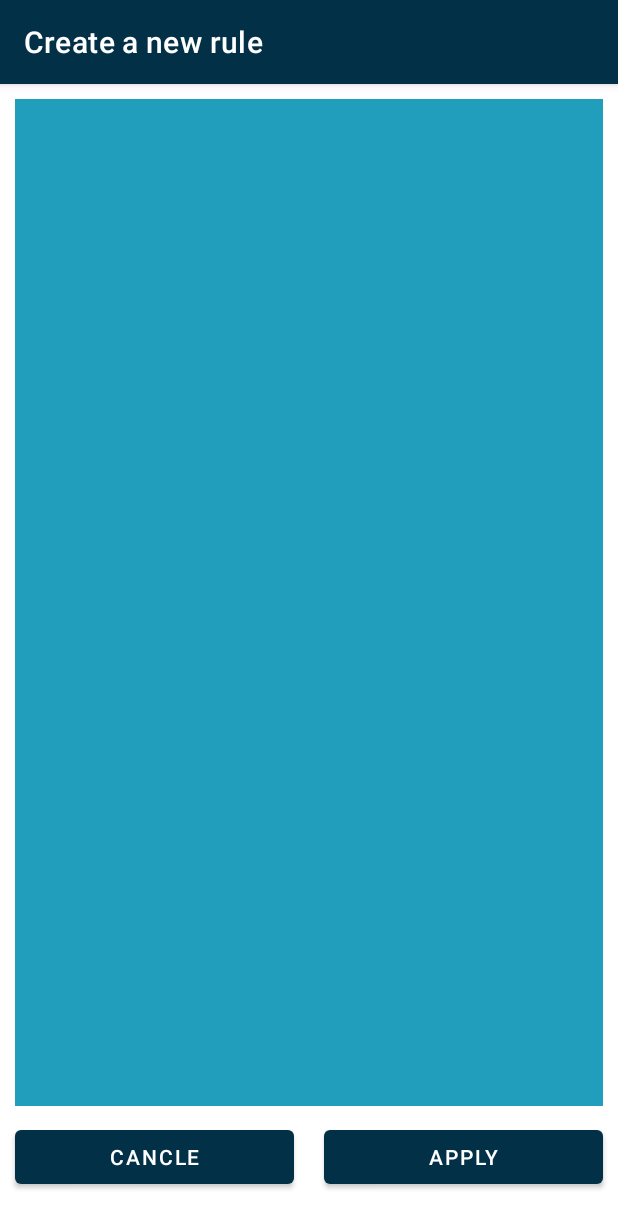
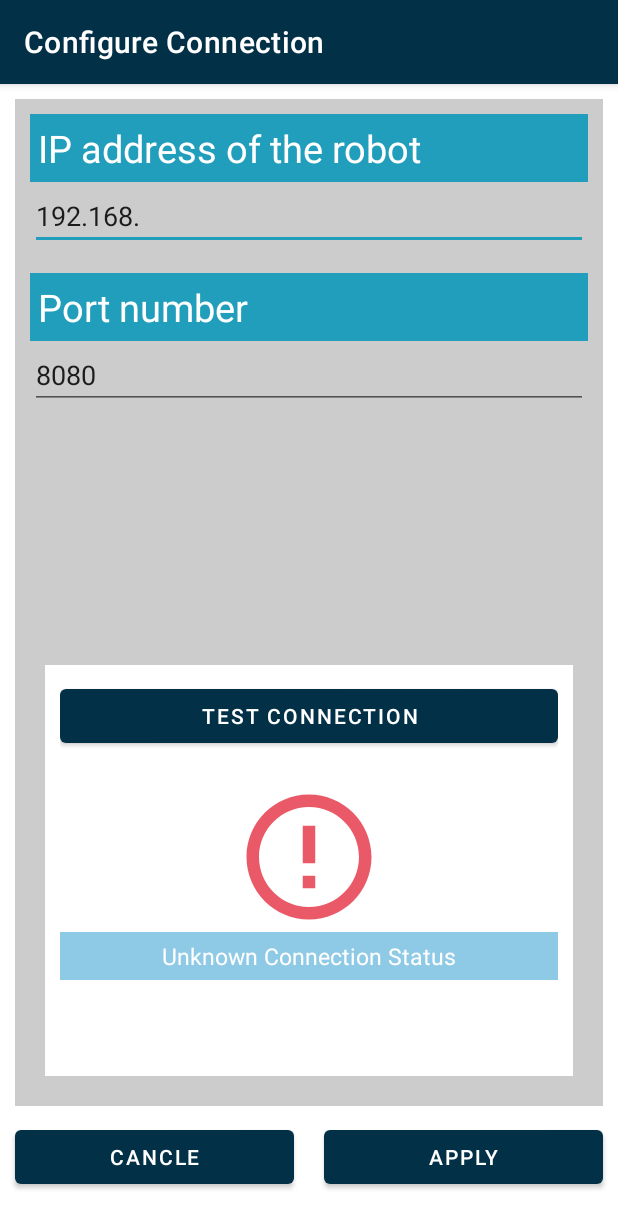
Before and after one commit to krisisurf/Hyperlapse-Robot, an Android app: the ConfigureConnectionActivity screen opened directly, with no data from a screen before it, on a phone screen of 412 x 824 dp. Shown: the top 1228 px of the screen. Run offline under Robolectric (Android 15) with nearby library versions, the phone set to English and light mode, and no system bars.

Commit message:
connection status design

```diff
--- a/frontend/Hyperlapse_Robot_Mobile_Controller/app/src/main/AndroidManifest.xml
+++ b/frontend/Hyperlapse_Robot_Mobile_Controller/app/src/main/AndroidManifest.xml
@@ -9,8 +9,9 @@
         android:roundIcon="@mipmap/ic_launcher_round"
         android:supportsRtl="true"
         android:theme="@style/Theme.Hyperlapse_Robot_Mobile_Controller">
+        <activity android:name=".ConfigureConnectionActivity"></activity>
         <activity
-            android:name=".MainActivity"
+            android:name=".activities.MainActivity"
             android:label="@string/title_activity_main"
             android:theme="@style/Theme.Hyperlapse_Robot_Mobile_Controller.NoActionBar">
             <intent-filter>
@@ -19,7 +20,7 @@
                 <category android:name="android.intent.category.LAUNCHER" />
             </intent-filter>
         </activity>
-        <activity android:name=".CreateRuleActivity" />
+        <activity android:name=".activities.CreateRuleActivity" />
     </application>
 
 </manifest>
--- a/frontend/Hyperlapse_Robot_Mobile_Controller/app/src/main/java/com/kristian/dimitrov/hyperlapse_robot_mobile_controller/CreateRuleActivity.java
+++ b/frontend/Hyperlapse_Robot_Mobile_Controller/app/src/main/java/com/kristian/dimitrov/hyperlapse_robot_mobile_controller/ConfigureConnectionActivity.java
@@ -1,19 +1,18 @@
 package com.kristian.dimitrov.hyperlapse_robot_mobile_controller;
 
 import androidx.appcompat.app.AppCompatActivity;
-import androidx.appcompat.widget.Toolbar;
 
 import android.os.Bundle;
 import android.view.View;
 import android.widget.Button;
 
-public class CreateRuleActivity extends AppCompatActivity {
+public class ConfigureConnectionActivity extends AppCompatActivity {
 
     @Override
     protected void onCreate(Bundle savedInstanceState) {
         super.onCreate(savedInstanceState);
-        setContentView(R.layout.activity_create_rule);
-        setTitle("Create a new rule");
+        setContentView(R.layout.activity_configure_connection);
+        setTitle("Configure Connection");
 
         Button buttonCancle = findViewById(R.id.btn_cancle);
         buttonCancle.setOnClickListener(this::cancleButton);
--- /dev/null
+++ b/frontend/Hyperlapse_Robot_Mobile_Controller/app/src/main/java/com/kristian/dimitrov/hyperlapse_robot_mobile_controller/activities/CreateRuleActivity.java
@@ -0,0 +1,57 @@
+package com.kristian.dimitrov.hyperlapse_robot_mobile_controller.activities;
+
+import androidx.appcompat.app.AppCompatActivity;
+import androidx.appcompat.widget.Toolbar;
+
+import android.os.Bundle;
+import android.util.Log;
+import android.view.View;
+import android.widget.Button;
+
+import com.kristian.dimitrov.hyperlapse_robot_mobile_controller.R;
+
+public class CreateRuleActivity extends AppCompatActivity {
+
+    private static final String TAG = "CreateRuleActivity";
+
+    @Override
+    protected void onCreate(Bundle savedInstanceState) {
+        super.onCreate(savedInstanceState);
+        setContentView(R.layout.activity_create_rule);
+        setTitle("Create a new rule");
+
+        Button buttonCancle = findViewById(R.id.btn_cancle);
+        buttonCancle.setOnClickListener(this::cancleButton);
+
+        Log.i(TAG, "onCreate");
+    }
+
+
+    @Override
+    protected void onStart(){
+        super.onStart();
+        Log.i(TAG, "onStart");
+    }
+
+    @Override
+    protected void onResume(){
+        super.onResume();
+        Log.i(TAG, "onResume");
+    }
+
+    @Override
+    protected void onPause(){
+        super.onPause();
+        Log.i(TAG, "onPause");
+    }
+
+    @Override
+    protected void onStop(){
+        super.onStop();
+        Log.i(TAG, "onStop");
+    }
+
+    private void cancleButton(View view) {
+        finish();
+    }
+}
--- a/frontend/Hyperlapse_Robot_Mobile_Controller/app/src/main/java/com/kristian/dimitrov/hyperlapse_robot_mobile_controller/MainActivity.java
+++ b/frontend/Hyperlapse_Robot_Mobile_Controller/app/src/main/java/com/kristian/dimitrov/hyperlapse_robot_mobile_controller/activities/MainActivity.java
@@ -1,10 +1,11 @@
-package com.kristian.dimitrov.hyperlapse_robot_mobile_controller;
+package com.kristian.dimitrov.hyperlapse_robot_mobile_controller.activities;
 
 import android.content.Intent;
 import android.os.Bundle;
 
 import com.google.android.material.floatingactionbutton.FloatingActionButton;
-import com.google.android.material.snackbar.Snackbar;
+import com.kristian.dimitrov.hyperlapse_robot_mobile_controller.ConfigureConnectionActivity;
+import com.kristian.dimitrov.hyperlapse_robot_mobile_controller.R;
 
 import androidx.appcompat.app.AppCompatActivity;
 import androidx.appcompat.widget.Toolbar;
@@ -23,7 +24,9 @@ public class MainActivity extends AppCompatActivity {
         setSupportActionBar(toolbar);
 
         FloatingActionButton buttonSendRules = findViewById(R.id.btn_send_rules);
-        //fab.setOnClickListener(this::openCreateRuleActivity);
+
+        FloatingActionButton buttonConfigureConnection = findViewById(R.id.btn_configure_connection);
+        buttonConfigureConnection.setOnClickListener(this::openConfigureConnectionActivity);
 
         Button buttonAddRule = findViewById(R.id.btn_add_rule);
         buttonAddRule.setOnClickListener(this::openCreateRuleActivity);
@@ -33,4 +36,10 @@ public class MainActivity extends AppCompatActivity {
         Intent intent = new Intent(MainActivity.this, CreateRuleActivity.class);
         startActivity(intent);
     }
+
+
+    private void openConfigureConnectionActivity(View view){
+        Intent intent = new Intent(MainActivity.this, ConfigureConnectionActivity.class);
+        startActivity(intent);
+    }
 }
--- /dev/null
+++ b/frontend/Hyperlapse_Robot_Mobile_Controller/app/src/main/res/drawable-anydpi/ic_connection.xml
@@ -0,0 +1,11 @@
+<vector xmlns:android="http://schemas.android.com/apk/res/android"
+    android:width="24dp"
+    android:height="24dp"
+    android:viewportWidth="24"
+    android:viewportHeight="24"
+    android:tint="#33B5E5"
+    android:alpha="0.8">
+  <path
+      android:fillColor="@android:color/white"
+      android:pathData="M15,9L9,9c-0.55,0 -1,0.45 -1,1v12c0,0.55 0.45,1 1,1h6c0.55,0 1,-0.45 1,-1L16,10c0,-0.55 -0.45,-1 -1,-1zM12,15c-1.1,0 -2,-0.9 -2,-2s0.9,-2 2,-2 2,0.9 2,2 -0.9,2 -2,2zM7.05,6.05l1.41,1.41C9.37,6.56 10.62,6 12,6s2.63,0.56 3.54,1.46l1.41,-1.41C15.68,4.78 13.93,4 12,4s-3.68,0.78 -4.95,2.05zM12,0C8.96,0 6.21,1.23 4.22,3.22l1.41,1.41C7.26,3.01 9.51,2 12,2s4.74,1.01 6.36,2.64l1.41,-1.41C17.79,1.23 15.04,0 12,0z"/>
+</vector>
--- /dev/null
+++ b/frontend/Hyperlapse_Robot_Mobile_Controller/app/src/main/res/drawable-anydpi/ic_error.xml
@@ -0,0 +1,11 @@
+<vector xmlns:android="http://schemas.android.com/apk/res/android"
+    android:width="24dp"
+    android:height="24dp"
+    android:viewportWidth="24"
+    android:viewportHeight="24"
+    android:tint="#E53041"
+    android:alpha="0.8">
+  <path
+      android:fillColor="@android:color/white"
+      android:pathData="M11,15h2v2h-2zM11,7h2v6h-2zM11.99,2C6.47,2 2,6.48 2,12s4.47,10 9.99,10C17.52,22 22,17.52 22,12S17.52,2 11.99,2zM12,20c-4.42,0 -8,-3.58 -8,-8s3.58,-8 8,-8 8,3.58 8,8 -3.58,8 -8,8z"/>
+</vector>
--- /dev/null
+++ b/frontend/Hyperlapse_Robot_Mobile_Controller/app/src/main/res/layout/activity_configure_connection.xml
@@ -0,0 +1,145 @@
+<?xml version="1.0" encoding="utf-8"?>
+<androidx.constraintlayout.widget.ConstraintLayout xmlns:android="http://schemas.android.com/apk/res/android"
+    xmlns:app="http://schemas.android.com/apk/res-auto"
+    xmlns:tools="http://schemas.android.com/tools"
+    android:layout_width="match_parent"
+    android:layout_height="match_parent"
+    tools:context=".ConfigureConnectionActivity">
+
+    <LinearLayout
+        android:layout_width="match_parent"
+        android:layout_height="match_parent"
+        android:orientation="vertical"
+        android:weightSum="10">
+
+        <LinearLayout
+            android:layout_width="match_parent"
+            android:layout_height="match_parent"
+            android:layout_weight="1"
+            android:orientation="vertical"
+            android:background="@color/gray"
+            android:padding="10dp"
+            android:layout_margin="10dp"
+            android:weightSum="4">
+
+            <RelativeLayout
+                android:layout_width="match_parent"
+                android:layout_height="wrap_content"
+                android:layout_weight="3">
+
+                <TextView
+                    android:id="@+id/label_ip_address"
+                    android:layout_width="match_parent"
+                    android:layout_height="wrap_content"
+                    android:layout_gravity="top|start"
+                    android:background="@color/blue_500"
+                    android:labelFor="@id/editText_ip_address"
+                    android:padding="5dp"
+                    android:text="IP address of the robot"
+                    android:textColor="@color/white"
+                    android:textSize="25dp" />
+
+                <EditText
+                    android:id="@+id/editText_ip_address"
+                    android:layout_width="match_parent"
+                    android:layout_height="wrap_content"
+                    android:layout_below="@id/label_ip_address"
+                    android:digits="0123456789."
+                    android:ems="20"
+                    android:inputType="number|numberDecimal"
+                    android:maxLength="15"
+                    android:text="192.168." />
+
+                <TextView
+                    android:id="@+id/label_port_number"
+                    android:layout_width="match_parent"
+                    android:layout_height="wrap_content"
+                    android:layout_below="@id/editText_ip_address"
+                    android:layout_marginTop="15dp"
+                    android:background="@color/blue_500"
+                    android:labelFor="@id/editText_port_number"
+                    android:padding="5dp"
+                    android:text="Port number"
+                    android:textColor="@color/white"
+                    android:textSize="25dp" />
+
+                <EditText
+                    android:id="@+id/editText_port_number"
+                    android:layout_width="match_parent"
+                    android:layout_height="wrap_content"
+                    android:layout_below="@id/label_port_number"
+                    android:digits="0123456789"
+                    android:ems="20"
+                    android:inputType="number|numberDecimal"
+                    android:maxLength="4"
+                    android:text="8080" />
+            </RelativeLayout>
+
+            <RelativeLayout
+                android:layout_width="match_parent"
+                android:layout_height="wrap_content"
+                android:paddingHorizontal="40dp"
+                android:layout_weight="1"
+                android:background="@color/white"
+                android:layout_margin="10dp"
+                android:padding="10dp">
+
+                <Button
+                    android:id="@+id/btn_test"
+                    android:layout_width="match_parent"
+                    android:layout_height="wrap_content"
+                    android:layout_gravity="top|start"
+                    android:text="Test Connection"/>
+
+
+                <View
+                    android:id="@+id/label_connection_status_icon"
+                    android:layout_width="100dp"
+                    android:layout_height="100dp"
+                    android:layout_centerInParent="true"
+                    android:layout_below="@id/btn_test"
+                    android:foreground="@drawable/ic_error"
+                    android:layout_marginTop="20dp"/>
+
+                <TextView
+                    android:id="@+id/label_connection_status"
+                    android:layout_width="match_parent"
+                    android:layout_height="wrap_content"
+                    android:background="@color/blue_700"
+                    android:text="Unknown Connection Status"
+                    android:textAlignment="center"
+                    android:textColor="@color/white"
+                    android:textSize="15dp"
+
+                    android:padding="5dp"
+                    android:layout_below="@id/label_connection_status_icon"/>
+
+            </RelativeLayout>
+        </LinearLayout>
+
+        <LinearLayout
+            android:layout_width="match_parent"
+            android:layout_height="match_parent"
+            android:orientation="horizontal"
+            android:weightSum="2">
+
+            <Button
+                android:id="@+id/btn_cancle"
+                android:layout_width="match_parent"
+                android:layout_height="wrap_content"
+                android:layout_marginHorizontal="10dp"
+                android:layout_weight="1"
+                android:text="cancle" />
+
+            <Button
+                android:id="@+id/btn_apply"
+                android:layout_width="match_parent"
+                android:layout_height="wrap_content"
+                android:layout_marginHorizontal="10dp"
+                android:layout_weight="1"
+                android:text="apply" />
+        </LinearLayout>
+
+
+    </LinearLayout>
+</androidx.constraintlayout.widget.ConstraintLayout>
--- a/frontend/Hyperlapse_Robot_Mobile_Controller/app/src/main/res/layout/activity_create_rule.xml
+++ b/frontend/Hyperlapse_Robot_Mobile_Controller/app/src/main/res/layout/activity_create_rule.xml
@@ -4,7 +4,7 @@
     xmlns:tools="http://schemas.android.com/tools"
     android:layout_width="match_parent"
     android:layout_height="match_parent"
-    tools:context=".CreateRuleActivity">
+    tools:context=".activities.CreateRuleActivity">
 
     <LinearLayout
         android:layout_width="match_parent"
--- a/frontend/Hyperlapse_Robot_Mobile_Controller/app/src/main/res/layout/activity_main.xml
+++ b/frontend/Hyperlapse_Robot_Mobile_Controller/app/src/main/res/layout/activity_main.xml
@@ -4,7 +4,7 @@
     xmlns:tools="http://schemas.android.com/tools"
     android:layout_width="match_parent"
     android:layout_height="match_parent"
-    tools:context=".MainActivity">
+    tools:context=".activities.MainActivity">
 
     <com.google.android.material.appbar.AppBarLayout
         android:layout_width="match_parent"
@@ -30,4 +30,12 @@
         android:layout_margin="@dimen/fab_margin"
         app:srcCompat="@android:drawable/ic_menu_send"/>
 
+    <com.google.android.material.floatingactionbutton.FloatingActionButton
+        android:id="@+id/btn_configure_connection"
+        android:layout_width="wrap_content"
+        android:layout_height="wrap_content"
+        android:layout_gravity="bottom|start"
+        android:layout_margin="@dimen/fab_margin"
+        app:srcCompat="@drawable/ic_connection" />
+
 </androidx.coordinatorlayout.widget.CoordinatorLayout>
--- a/frontend/Hyperlapse_Robot_Mobile_Controller/app/src/main/res/menu/menu_main.xml
+++ b/frontend/Hyperlapse_Robot_Mobile_Controller/app/src/main/res/menu/menu_main.xml
@@ -1,7 +1,7 @@
 <menu xmlns:android="http://schemas.android.com/apk/res/android"
     xmlns:app="http://schemas.android.com/apk/res-auto"
     xmlns:tools="http://schemas.android.com/tools"
-    tools:context="com.kristian.dimitrov.hyperlapse_robot_mobile_controller.MainActivity">
+    tools:context="com.kristian.dimitrov.hyperlapse_robot_mobile_controller.activities.MainActivity">
     <item
         android:id="@+id/action_settings"
         android:orderInCategory="100"
--- a/frontend/Hyperlapse_Robot_Mobile_Controller/app/src/main/res/values/colors.xml
+++ b/frontend/Hyperlapse_Robot_Mobile_Controller/app/src/main/res/values/colors.xml
@@ -13,4 +13,5 @@
     <color name="blue_700">#8ecae6</color>
     <color name="yellow">#ffb703</color>
     <color name="orange">#fb8500</color>
+    <color name="gray">#CCCCCC</color>
 </resources>
```
Also changed, not shown: frontend/Hyperlapse_Robot_Mobile_Controller/app/src/main/res/drawable-hdpi/ic_connection.png (added), frontend/Hyperlapse_Robot_Mobile_Controller/app/src/main/res/drawable-hdpi/ic_error.png (added), frontend/Hyperlapse_Robot_Mobile_Controller/app/src/main/res/drawable-mdpi/ic_connection.png (added), frontend/Hyperlapse_Robot_Mobile_Controller/app/src/main/res/drawable-mdpi/ic_error.png (added), frontend/Hyperlapse_Robot_Mobile_Controller/app/src/main/res/drawable-xhdpi/ic_connection.png (added), frontend/Hyperlapse_Robot_Mobile_Controller/app/src/main/res/drawable-xhdpi/ic_error.png (added), frontend/Hyperlapse_Robot_Mobile_Controller/app/src/main/res/drawable-xxhdpi/ic_connection.png (added), frontend/Hyperlapse_Robot_Mobile_Controller/app/src/main/res/drawable-xxhdpi/ic_error.png (added).
